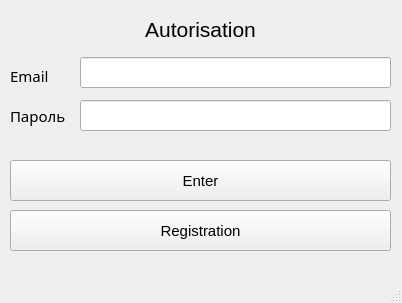
Before: the Qt Designer form mdkpv2/mainwindow.ui in Korobkov124/MDKP, drawn with Qt 5.
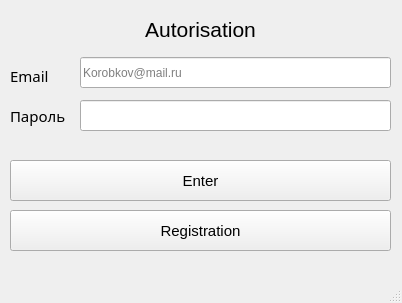
After: the same form once the commit is applied.

```diff
--- a/mdkpv2/mainwindow.ui
+++ b/mdkpv2/mainwindow.ui
@@ -52,6 +52,9 @@
       <height>31</height>
      </rect>
     </property>
+    <property name="placeholderText">
+     <string>Korobkov@mail.ru</string>
+    </property>
    </widget>
    <widget class="QLabel" name="label">
     <property name="geometry">
```
